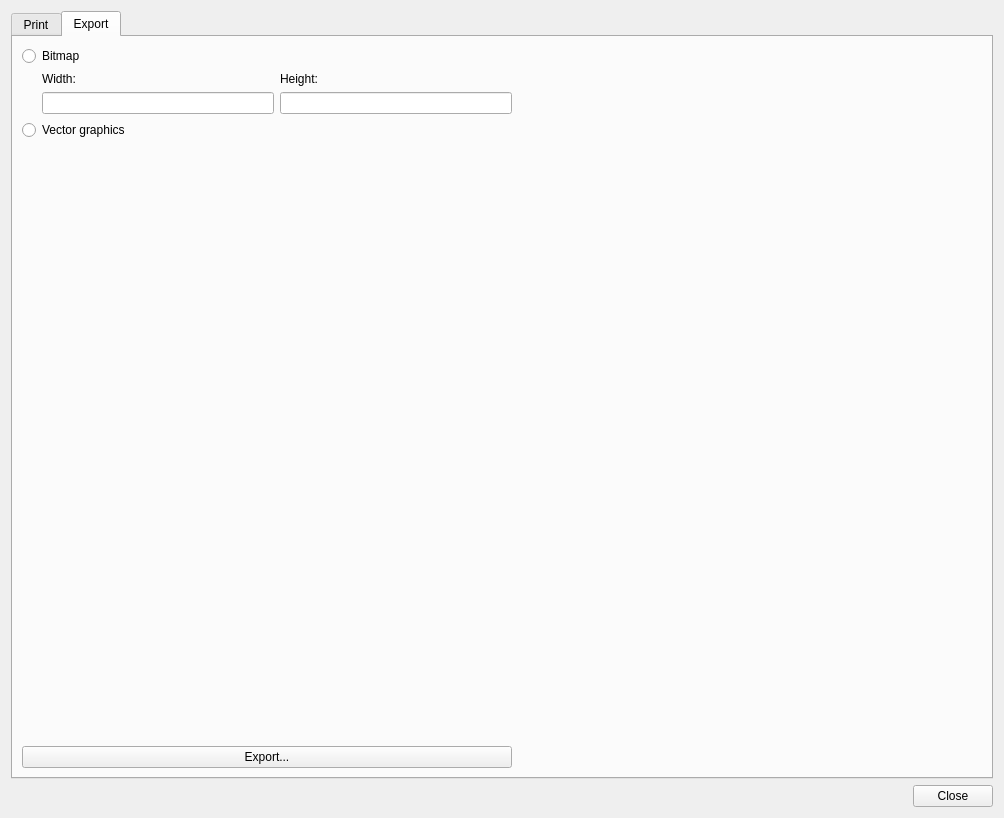
The window that MasterSimulatorUI/src/MSIMExportConnectionGraphDialog.ui (ghorwin/MasterSim) describes before a commit, drawn with Qt 5.
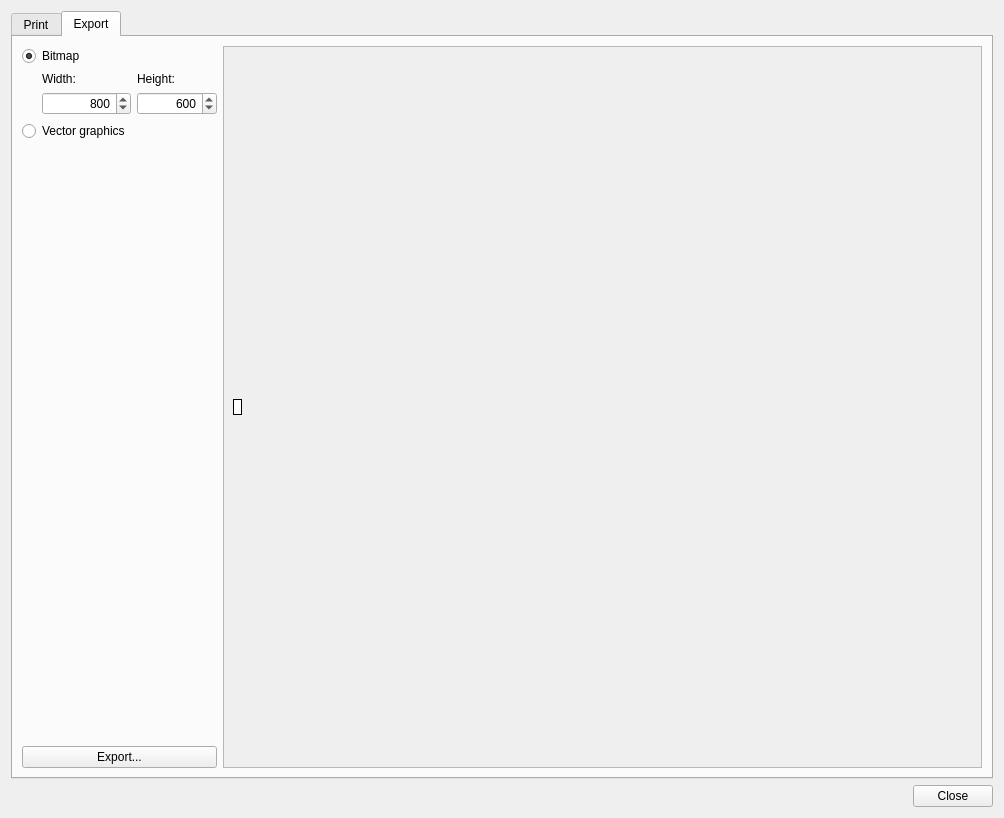
The same window after the commit. The open tabs and pages were chosen to show the change. Icons and pictures are not drawn.

Commit message: Finished bitmap/vector graphics export (closes #17)

What changed in the file:
```diff
--- a/MasterSimulatorUI/src/MSIMExportConnectionGraphDialog.ui
+++ b/MasterSimulatorUI/src/MSIMExportConnectionGraphDialog.ui
@@ -242,11 +242,11 @@
       <attribute name="title">
        <string>Export</string>
       </attribute>
-      <layout class="QGridLayout" name="gridLayout_2">
-       <item row="0" column="0" colspan="2">
-        <widget class="QRadioButton" name="radioButtonBitmap">
+      <layout class="QGridLayout" name="gridLayout_2" columnstretch="0,0,1">
+       <item row="4" column="0" colspan="2">
+        <widget class="QPushButton" name="pushButtonExportImage">
          <property name="text">
-          <string>Bitmap</string>
+          <string>Export...</string>
          </property>
         </widget>
        </item>
@@ -266,10 +266,20 @@
          </property>
         </spacer>
        </item>
-       <item row="4" column="0" colspan="2">
-        <widget class="QPushButton" name="pushButtonExportImage">
+       <item row="0" column="0" colspan="2">
+        <widget class="QRadioButton" name="radioButtonBitmap">
          <property name="text">
-          <string>Export...</string>
+          <string>Bitmap</string>
+         </property>
+         <property name="checked">
+          <bool>true</bool>
+         </property>
+        </widget>
+       </item>
+       <item row="2" column="0" colspan="2">
+        <widget class="QRadioButton" name="radioButtonVector">
+         <property name="text">
+          <string>Vector graphics</string>
          </property>
         </widget>
        </item>
@@ -306,31 +316,102 @@
           </widget>
          </item>
          <item row="1" column="0">
-          <widget class="QLineEdit" name="lineEditWidth"/>
+          <widget class="QSpinBox" name="spinBoxWidth">
+           <property name="minimumSize">
+            <size>
+             <width>89</width>
+             <height>0</height>
+            </size>
+           </property>
+           <property name="alignment">
+            <set>Qt::AlignRight|Qt::AlignTrailing|Qt::AlignVCenter</set>
+           </property>
+           <property name="minimum">
+            <number>1</number>
+           </property>
+           <property name="maximum">
+            <number>10000</number>
+           </property>
+           <property name="singleStep">
+            <number>10</number>
+           </property>
+           <property name="value">
+            <number>800</number>
+           </property>
+          </widget>
          </item>
          <item row="1" column="1">
-          <widget class="QLineEdit" name="lineEditHeight"/>
+          <widget class="QSpinBox" name="spinBoxHeight">
+           <property name="minimumSize">
+            <size>
+             <width>80</width>
+             <height>0</height>
+            </size>
+           </property>
+           <property name="alignment">
+            <set>Qt::AlignRight|Qt::AlignTrailing|Qt::AlignVCenter</set>
+           </property>
+           <property name="minimum">
+            <number>1</number>
+           </property>
+           <property name="maximum">
+            <number>10000</number>
+           </property>
+           <property name="singleStep">
+            <number>10</number>
+           </property>
+           <property name="value">
+            <number>600</number>
+           </property>
+          </widget>
          </item>
         </layout>
        </item>
-       <item row="1" column="2">
-        <spacer name="horizontalSpacer">
-         <property name="orientation">
-          <enum>Qt::Horizontal</enum>
+       <item row="0" column="2" rowspan="5">
+        <widget class="QScrollArea" name="scrollArea">
+         <property name="sizeAdjustPolicy">
+          <enum>QAbstractScrollArea::AdjustIgnored</enum>
          </property>
-         <property name="sizeHint" stdset="0">
-          <size>
-           <width>301</width>
-           <height>20</height>
-          </size>
+         <property name="widgetResizable">
+          <bool>true</bool>
          </property>
-        </spacer>
-       </item>
-       <item row="2" column="0" colspan="2">
-        <widget class="QRadioButton" name="radioButton_2">
-         <property name="text">
-          <string>Vector graphics</string>
+         <property name="alignment">
+          <set>Qt::AlignLeading|Qt::AlignLeft|Qt::AlignTop</set>
          </property>
+         <widget class="QWidget" name="scrollAreaWidgetContents">
+          <property name="geometry">
+           <rect>
+            <x>0</x>
+            <y>0</y>
+            <width>759</width>
+            <height>718</height>
+           </rect>
+          </property>
+          <layout class="QVBoxLayout" name="verticalLayoutScrollArea">
+           <item>
+            <widget class="QLabel" name="labelPreview">
+             <property name="sizePolicy">
+              <sizepolicy hsizetype="Fixed" vsizetype="Fixed">
+               <horstretch>0</horstretch>
+               <verstretch>0</verstretch>
+              </sizepolicy>
+             </property>
+             <property name="autoFillBackground">
+              <bool>false</bool>
+             </property>
+             <property name="styleSheet">
+              <string notr="true">background:white</string>
+             </property>
+             <property name="frameShape">
+              <enum>QFrame::Box</enum>
+             </property>
+             <property name="text">
+              <string/>
+             </property>
+            </widget>
+           </item>
+          </layout>
+         </widget>
         </widget>
        </item>
        <item row="3" column="0" colspan="2">
```
Left out of the diff: 30 changed lines with no effect on the pictures. The commit also changes 4 other files.
